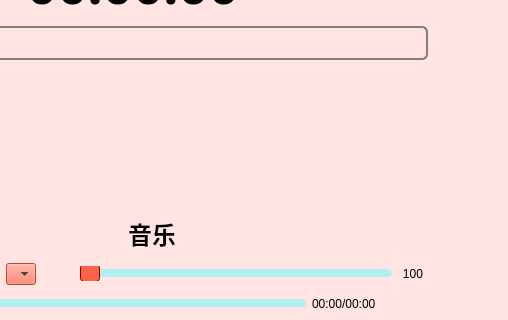
Old version of the form mainwindow.ui in the repository Vivanto-Libera/Pomodoro; both pictures show x 367 to 875 and y 341 to 661 of the 1000 by 661 pixel window.
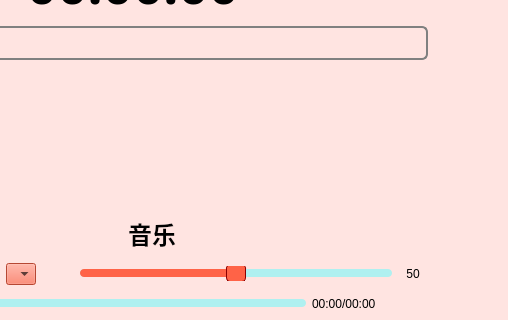
New version of the form. Icons and pictures are not drawn.

Patch:
```diff
--- a/mainwindow.ui
+++ b/mainwindow.ui
@@ -867,6 +867,9 @@
               <property name="maximum">
                <number>100</number>
               </property>
+              <property name="value">
+               <number>50</number>
+              </property>
               <property name="orientation">
                <enum>Qt::Orientation::Horizontal</enum>
               </property>
@@ -881,7 +884,7 @@
                </size>
               </property>
               <property name="text">
-               <string>100</string>
+               <string>50</string>
               </property>
               <property name="alignment">
                <set>Qt::AlignmentFlag::AlignCenter</set>
```
Left out of the diff: 8 changed lines with no effect on the pictures.
